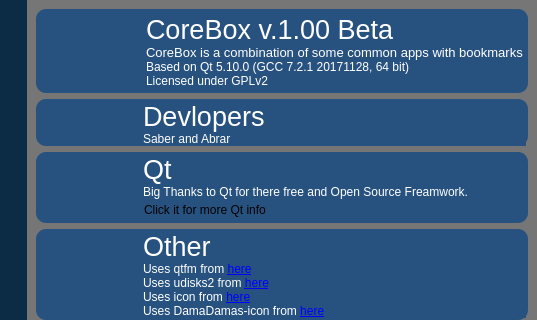
First picture: the form in about.ui, repository rahmanshaber/corebox, before the edit; both pictures show x 203 to 740 and y 0 to 320 of the 740 by 684 pixel window.
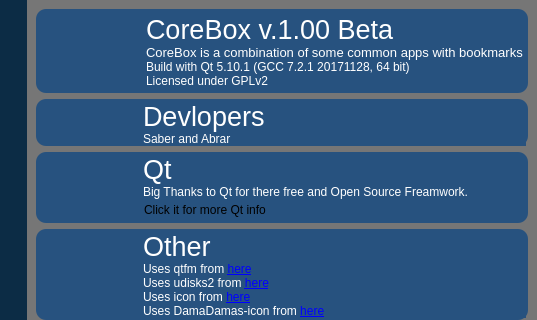
Second picture: the form after the edit. Icons and pictures are not drawn.

```diff
--- a/about.ui
+++ b/about.ui
@@ -199,7 +199,7 @@
          <item row="2" column="1">
           <widget class="QLabel" name="label_10">
            <property name="text">
-            <string>Based on Qt 5.10.0 (GCC 7.2.1 20171128, 64 bit)</string>
+            <string>Build with Qt 5.10.1 (GCC 7.2.1 20171128, 64 bit)</string>
            </property>
           </widget>
          </item>
```
